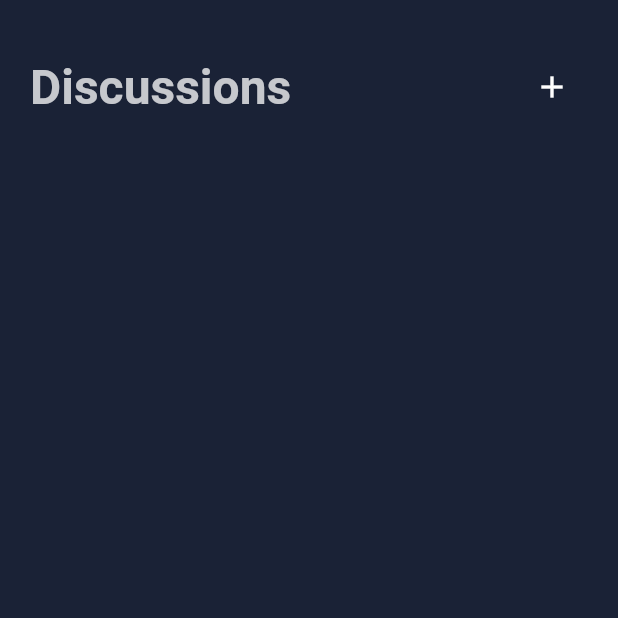
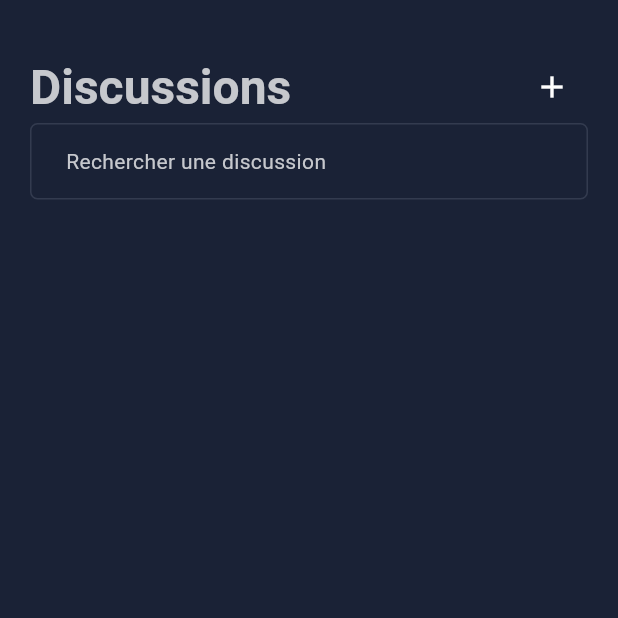
Before and after one commit to isyll/chat_app, a Flutter app: the screen it shows after launch, on a phone screen of 412 x 824 dp, the top half of it. Run offline on Flutter 3.47's test engine with Material 3 defaults, Android fonts, the phone set to English and light mode, and no system bars; Roboto replaces fonts that are missing (Poppins).

Commit message:
feat: create discussion list widget & setup theme

```diff
--- /dev/null
+++ b/app/lib/components/discussion_item.dart
@@ -0,0 +1,10 @@
+import 'package:flutter/material.dart';
+
+class DiscussionItem extends StatelessWidget {
+  const DiscussionItem({super.key});
+
+  @override
+  Widget build(BuildContext context) {
+    return const Placeholder();
+  }
+}
--- /dev/null
+++ b/app/lib/components/discussion_list.dart
@@ -0,0 +1,12 @@
+import 'package:flutter/material.dart';
+
+class DiscussionList extends StatelessWidget {
+  const DiscussionList({super.key, required this.searchTerm});
+
+  final String searchTerm;
+
+  @override
+  Widget build(BuildContext context) {
+    return const Placeholder();
+  }
+}
--- a/app/lib/models/attachment.dart
+++ b/app/lib/models/attachment.dart
@@ -1,11 +1,11 @@
 import 'package:chat_app/types/attachment_type.dart';
 
-class Attachment {
+class AttachmentModel {
   final String id;
   final AttachmentType type;
   final int size;
 
-  const Attachment({required this.id, required this.type, required this.size});
+  const AttachmentModel({required this.id, required this.type, required this.size});
 
   static AttachmentType stringToAttachmentType(String value) {
     switch (value.trim().toLowerCase()) {
@@ -26,11 +26,11 @@ class Attachment {
     }
   }
 
-  static Attachment fromJson(Map<String, dynamic> json) => Attachment(
+  static AttachmentModel fromJson(Map<String, dynamic> json) => AttachmentModel(
       id: json['id'] as String,
       type: stringToAttachmentType(json['type'] as String),
       size: json['size'] as int);
 
-  static List<Attachment> fromJsonArray(List<dynamic> jsonArray) =>
+  static List<AttachmentModel> fromJsonArray(List<dynamic> jsonArray) =>
       jsonArray.map((json) => fromJson(json)).toList();
 }
--- a/app/lib/models/message.dart
+++ b/app/lib/models/message.dart
@@ -1,7 +1,7 @@
 import 'package:chat_app/models/attachment.dart';
 
-class Message {
-  const Message(
+class MessageModel {
+  const MessageModel(
       {required this.id,
       required this.userId,
       required this.content,
@@ -12,17 +12,17 @@ class Message {
   final String userId;
   final String content;
   final bool incoming;
-  final List<Attachment> attachments;
+  final List<AttachmentModel> attachments;
 
   bool get hasAttachments => attachments.isNotEmpty;
 
-  static Message fromJson(Map<String, dynamic> json) => Message(
+  static MessageModel fromJson(Map<String, dynamic> json) => MessageModel(
       id: json['id'] as String,
       userId: json['userId']as String,
       content: json['content']as String,
       incoming: json['incoming'] as bool,
-      attachments: Attachment.fromJsonArray(json['attachments']));
+      attachments: AttachmentModel.fromJsonArray(json['attachments']));
 
-  static List<Message> fromJsonArray(List<dynamic> jsonArray) =>
+  static List<MessageModel> fromJsonArray(List<dynamic> jsonArray) =>
       jsonArray.map((json) => fromJson(json)).toList();
 }
--- a/app/lib/models/user.dart
+++ b/app/lib/models/user.dart
@@ -1,8 +1,8 @@
-class User {
+class UserModel {
   final String userId;
   final String username;
   final String email;
 
-  const User(
+  const UserModel(
       {required this.userId, required this.email, required this.username});
 }
--- /dev/null
+++ b/app/lib/providers/discussion_search.dart
@@ -0,0 +1,12 @@
+import 'package:flutter/material.dart';
+
+class DiscussionSearch extends ChangeNotifier {
+  String _value = '';
+
+  String get value => _value;
+
+  set value(String value) {
+    _value = value;
+    notifyListeners();
+  }
+}
--- a/app/lib/screens/discussion_list_screen.dart
+++ b/app/lib/screens/discussion_list_screen.dart
@@ -1,4 +1,7 @@
+import 'package:chat_app/components/discussion_list.dart';
+import 'package:chat_app/providers/discussion_search.dart';
 import 'package:flutter/material.dart';
+import 'package:provider/provider.dart';
 
 class DiscussionListScreen extends StatelessWidget {
   const DiscussionListScreen({super.key});
@@ -11,7 +14,8 @@ class DiscussionListScreen extends StatelessWidget {
       backgroundColor: Theme.of(context).colorScheme.background,
       body: Padding(
           padding: const EdgeInsets.symmetric(horizontal: 20.0, vertical: 34.0),
-          child: Column(
+          child: _SearchProvider(
+              child: Column(
             children: [
               Row(
                 mainAxisAlignment: MainAxisAlignment.spaceBetween,
@@ -19,18 +23,43 @@ class DiscussionListScreen extends StatelessWidget {
                   Text(title, style: Theme.of(context).textTheme.headlineLarge),
                   IconButton(onPressed: () {}, icon: const Icon(Icons.add))
                 ],
-              )
+              ),
+              _SearchField(),
+              //   Consumer<DiscussionSearch>(builder: (context, search, child) {
+              //     return DiscussionList(searchTerm: search.value);
+              //   })
             ],
-          )),
+          ))),
     );
   }
 }
 
-class _FindDiscussion extends StatelessWidget {
-  const _FindDiscussion({super.key});
+class _SearchField extends StatelessWidget {
+  final TextEditingController _controller = TextEditingController();
 
   @override
   Widget build(BuildContext context) {
-    return const Placeholder();
+    final discussionSearch = context.watch<DiscussionSearch>();
+
+    return TextField(
+        controller: _controller,
+        decoration: InputDecoration(
+            hintText: 'Rechercher une discussion',
+            hintStyle: Theme.of(context).textTheme.bodyMedium,
+            border: Theme.of(context).inputDecorationTheme.border),
+        onSubmitted: (value) {
+          _controller.clear();
+          discussionSearch.value = value;
+        });
   }
 }
+
+class _SearchProvider extends StatelessWidget {
+  const _SearchProvider({required this.child});
+
+  final Widget child;
+
+  @override
+  Widget build(BuildContext context) => ChangeNotifierProvider(
+      create: (context) => DiscussionSearch(), child: child);
+}
--- a/app/lib/services/auth_service.dart
+++ b/app/lib/services/auth_service.dart
@@ -1,7 +1,7 @@
 class AuthService {
   static Future<bool> isUserAuthenticated() async {
     // fake auth verification
-    await Future.delayed(const Duration(seconds: 5), () => null);
+    await Future.delayed(const Duration(seconds: 2), () => null);
     return true;
   }
 }
--- a/app/lib/theme/app_theme.dart
+++ b/app/lib/theme/app_theme.dart
@@ -1,26 +1,43 @@
-import 'package:chat_app/theme/custom/text_theme.dart';
+import 'package:chat_app/theme/colors.dart';
+import 'package:chat_app/theme/text_theme.dart';
 import 'package:flutter/material.dart';
 
 class AppTheme {
+  static const inputHeight =
+      EdgeInsets.symmetric(vertical: 15.0, horizontal: 20.0);
+  static final inputBorderRadius = BorderRadius.circular(5);
+
   static final darkTheme = ThemeData(
+      inputDecorationTheme: InputDecorationTheme(
+          contentPadding: inputHeight,
+          enabledBorder: OutlineInputBorder(
+            borderRadius: inputBorderRadius,
+            borderSide: BorderSide(color: AppColors.darkColorScheme.tertiary),
+          ),
+          focusedBorder: OutlineInputBorder(
+            borderRadius: inputBorderRadius,
+            borderSide: BorderSide(color: AppColors.darkColorScheme.primary),
+          )),
       useMaterial3: true,
       brightness: Brightness.dark,
       fontFamily: 'Poppins',
-      colorScheme: const ColorScheme.dark(
-          onBackground: Color(0xffc6c8cd),
-          background: Color(0xff1a2236),
-          primary: Color(0xff0a80ff),
-          secondary: Color(0xffc6c8cd)),
+      colorScheme: AppColors.darkColorScheme,
       textTheme: AppTextTheme.dark);
 
   static final lightTheme = ThemeData(
+      inputDecorationTheme: InputDecorationTheme(
+          contentPadding: inputHeight,
+          enabledBorder: OutlineInputBorder(
+            borderRadius: inputBorderRadius,
+            borderSide: BorderSide(color: AppColors.lightColorScheme.tertiary),
+          ),
+          focusedBorder: OutlineInputBorder(
+            borderRadius: inputBorderRadius,
+            borderSide: BorderSide(color: AppColors.lightColorScheme.primary),
+          )),
       useMaterial3: true,
       brightness: Brightness.light,
       fontFamily: 'Poppins',
-      colorScheme: const ColorScheme.light(
-          onBackground: Color(0xff212529),
-          background: Colors.white,
-          primary: Color(0xff0a80ff),
-          secondary: Color(0xff212529)),
+      colorScheme: AppColors.lightColorScheme,
       textTheme: AppTextTheme.light);
 }
--- /dev/null
+++ b/app/lib/theme/colors.dart
@@ -0,0 +1,17 @@
+import 'package:flutter/material.dart';
+
+class AppColors {
+  static const darkColorScheme = ColorScheme.dark(
+      onBackground: Color(0xffc6c8cd),
+      background: Color(0xff1a2236),
+      primary: Color(0xff0a80ff),
+      secondary: Color(0xffc6c8cd),
+      tertiary: Color(0xff333b4f));
+
+  static const lightColorScheme = ColorScheme.light(
+      onBackground: Color(0xff212529),
+      background: Colors.white,
+      primary: Color(0xff0a80ff),
+      secondary: Color(0xff212529),
+      tertiary: Color(0xffe6e6e6));
+}
--- a/app/lib/theme/custom/text_theme.dart
+++ /dev/null
@@ -1,34 +0,0 @@
-import 'package:flutter/material.dart';
-
-class AppTextTheme {
-  static const darkTextColor = Color(0xffc6c8cd);
-  static const lightTextColor = Color(0xff212529);
-
-  static final dark = TextTheme(
-      headlineLarge: const TextStyle().copyWith(
-          fontSize: 32.0, fontWeight: FontWeight.bold, color: darkTextColor),
-      headlineMedium: const TextStyle().copyWith(
-          fontSize: 24.0, fontWeight: FontWeight.w600, color: darkTextColor),
-      headlineSmall: const TextStyle().copyWith(
-          fontSize: 18.0, fontWeight: FontWeight.w600, color: darkTextColor),
-      titleLarge: const TextStyle().copyWith(
-          fontSize: 16.0, fontWeight: FontWeight.w600, color: darkTextColor),
-      titleMedium: const TextStyle().copyWith(
-          fontSize: 16.0, fontWeight: FontWeight.w500, color: darkTextColor),
-      titleSmall: const TextStyle().copyWith(
-          fontSize: 16.0, fontWeight: FontWeight.w400, color: darkTextColor),
-      bodyLarge: const TextStyle().copyWith(
-          fontSize: 14.0, fontWeight: FontWeight.w500, color: darkTextColor),
-      bodyMedium: const TextStyle().copyWith(
-          fontSize: 14.0, fontWeight: FontWeight.normal, color: darkTextColor),
-      bodySmall: const TextStyle().copyWith(
-          fontSize: 14.0, fontWeight: FontWeight.w500, color: darkTextColor),
-      labelLarge: const TextStyle().copyWith(
-          fontSize: 12.0, fontWeight: FontWeight.normal, color: darkTextColor),
-      labelMedium: const TextStyle().copyWith(
-          fontSize: 12.0, fontWeight: FontWeight.normal, color: darkTextColor),
-      labelSmall: const TextStyle().copyWith(
-          fontSize: 12.0, fontWeight: FontWeight.normal, color: darkTextColor));
-
-  static final light = dark;
-}
--- /dev/null
+++ b/app/lib/theme/text_theme.dart
@@ -0,0 +1,104 @@
+import 'package:chat_app/theme/colors.dart';
+import 'package:flutter/material.dart';
+
+class AppTextTheme {
+  static final dark = TextTheme(
+      headlineLarge: const TextStyle().copyWith(
+          fontSize: 32.0,
+          fontWeight: FontWeight.bold,
+          color: AppColors.darkColorScheme.onBackground),
+      headlineMedium: const TextStyle().copyWith(
+          fontSize: 24.0,
+          fontWeight: FontWeight.w600,
+          color: AppColors.darkColorScheme.onBackground),
+      headlineSmall: const TextStyle().copyWith(
+          fontSize: 18.0,
+          fontWeight: FontWeight.w600,
+          color: AppColors.darkColorScheme.onBackground),
+      titleLarge: const TextStyle().copyWith(
+          fontSize: 16.0,
+          fontWeight: FontWeight.w600,
+          color: AppColors.darkColorScheme.onBackground),
+      titleMedium: const TextStyle().copyWith(
+          fontSize: 16.0,
+          fontWeight: FontWeight.w500,
+          color: AppColors.darkColorScheme.onBackground),
+      titleSmall: const TextStyle().copyWith(
+          fontSize: 16.0,
+          fontWeight: FontWeight.w400,
+          color: AppColors.darkColorScheme.onBackground),
+      bodyLarge: const TextStyle().copyWith(
+          fontSize: 14.0,
+          fontWeight: FontWeight.w500,
+          color: AppColors.darkColorScheme.onBackground),
+      bodyMedium: const TextStyle().copyWith(
+          fontSize: 14.0,
+          fontWeight: FontWeight.normal,
+          color: AppColors.darkColorScheme.onBackground),
+      bodySmall: const TextStyle().copyWith(
+          fontSize: 14.0,
+          fontWeight: FontWeight.w500,
+          color: AppColors.darkColorScheme.onBackground),
+      labelLarge: const TextStyle().copyWith(
+          fontSize: 12.0,
+          fontWeight: FontWeight.normal,
+          color: AppColors.darkColorScheme.onBackground),
+      labelMedium: const TextStyle().copyWith(
+          fontSize: 12.0,
+          fontWeight: FontWeight.normal,
+          color: AppColors.darkColorScheme.onBackground),
+      labelSmall: const TextStyle().copyWith(
+          fontSize: 12.0,
+          fontWeight: FontWeight.normal,
+          color: AppColors.darkColorScheme.onBackground));
+
+  static final light = TextTheme(
+      headlineLarge: const TextStyle().copyWith(
+          fontSize: 32.0,
+          fontWeight: FontWeight.bold,
+          color: AppColors.lightColorScheme.onBackground),
+      headlineMedium: const TextStyle().copyWith(
+          fontSize: 24.0,
+          fontWeight: FontWeight.w600,
+          color: AppColors.lightColorScheme.onBackground),
+      headlineSmall: const TextStyle().copyWith(
+          fontSize: 18.0,
+          fontWeight: FontWeight.w600,
+          color: AppColors.lightColorScheme.onBackground),
+      titleLarge: const TextStyle().copyWith(
+          fontSize: 16.0,
+          fontWeight: FontWeight.w600,
+          color: AppColors.lightColorScheme.onBackground),
+      titleMedium: const TextStyle().copyWith(
+          fontSize: 16.0,
+          fontWeight: FontWeight.w500,
+          color: AppColors.lightColorScheme.onBackground),
+      titleSmall: const TextStyle().copyWith(
+          fontSize: 16.0,
+          fontWeight: FontWeight.w400,
+          color: AppColors.lightColorScheme.onBackground),
+      bodyLarge: const TextStyle().copyWith(
+          fontSize: 14.0,
+          fontWeight: FontWeight.w500,
+          color: AppColors.lightColorScheme.onBackground),
+      bodyMedium: const TextStyle().copyWith(
+          fontSize: 14.0,
+          fontWeight: FontWeight.normal,
+          color: AppColors.lightColorScheme.onBackground),
+      bodySmall: const TextStyle().copyWith(
+          fontSize: 14.0,
+          fontWeight: FontWeight.w500,
+          color: AppColors.lightColorScheme.onBackground),
+      labelLarge: const TextStyle().copyWith(
+          fontSize: 12.0,
+          fontWeight: FontWeight.normal,
+          color: AppColors.lightColorScheme.onBackground),
+      labelMedium: const TextStyle().copyWith(
+          fontSize: 12.0,
+          fontWeight: FontWeight.normal,
+          color: AppColors.lightColorScheme.onBackground),
+      labelSmall: const TextStyle().copyWith(
+          fontSize: 12.0,
+          fontWeight: FontWeight.normal,
+          color: AppColors.lightColorScheme.onBackground));
+}
```
Also changed, not shown: app/lib/widgets/ChatItem.dart (deleted).
